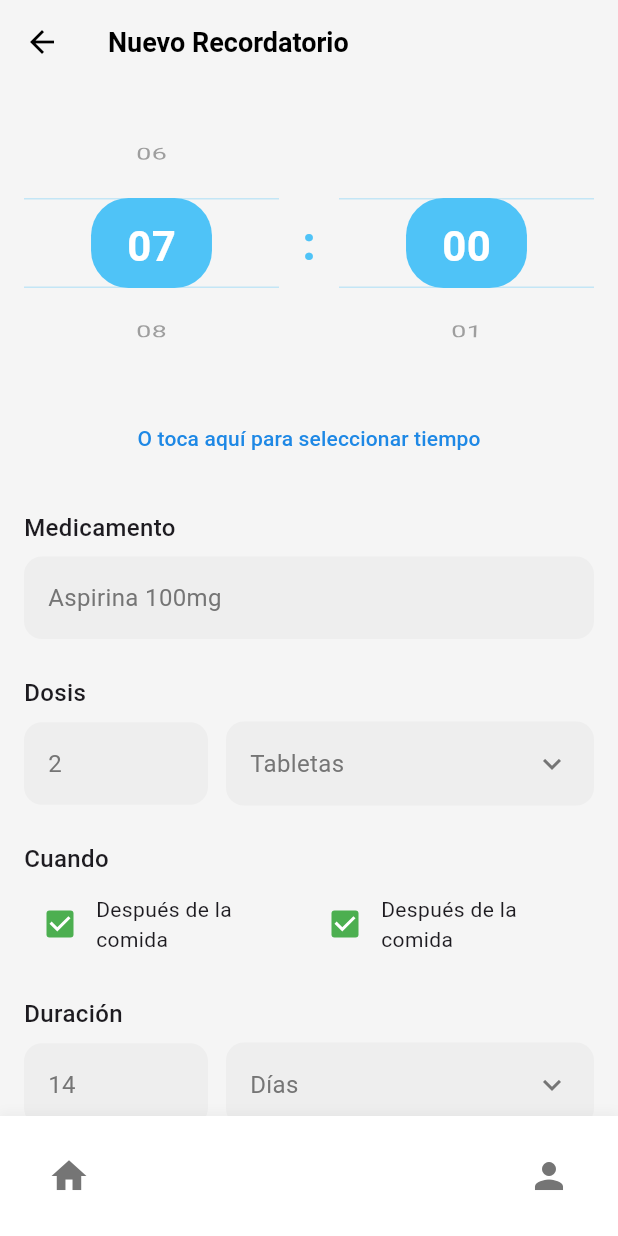
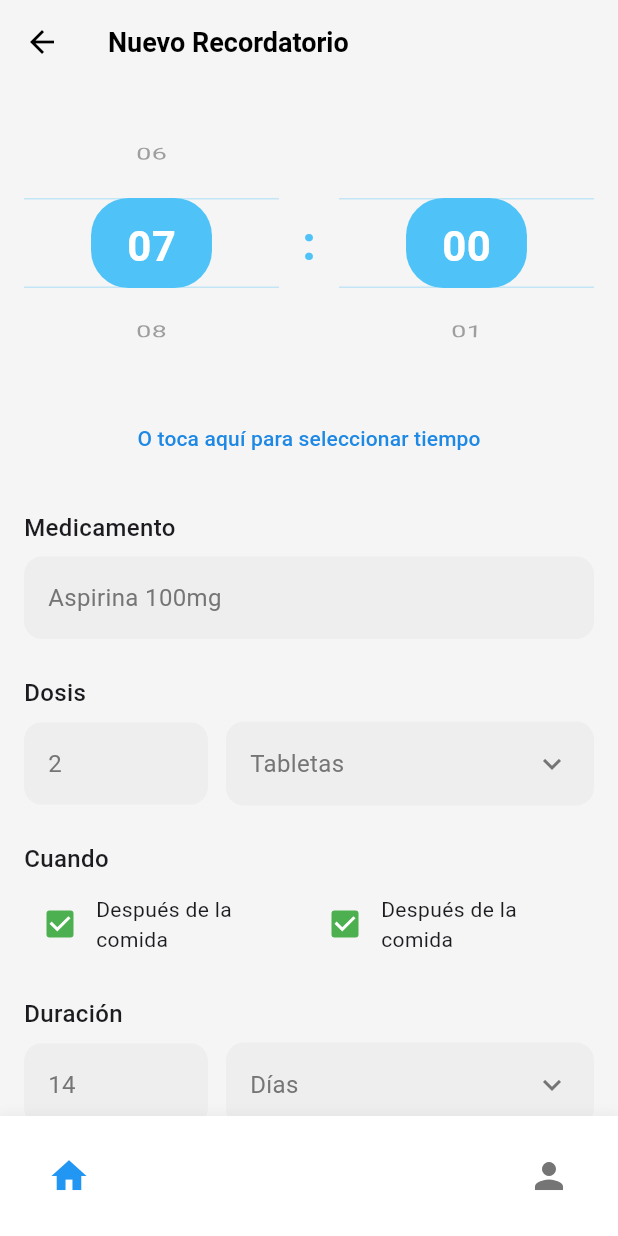
Before and after one commit to Diomastrio/medigo, a Flutter app: the CrearRecordatorioScreen screen opened directly, on a phone screen of 412 x 824 dp. Run offline on Flutter 3.47's test engine with Material 3 defaults, Android fonts, the phone set to English and light mode, and no system bars; our stand-ins replace shared_preferences; accounts and stored records are empty.

Commit message:
Implement custom bottom navigation bar and integrate it into home and reminder screens

```diff
--- a/lib/screens/recordatorio_screen.dart
+++ b/lib/screens/recordatorio_screen.dart
@@ -1,5 +1,6 @@
 import 'package:flutter/material.dart';
 import '../widgets/custom_time_picker.dart';
+import '../widgets/custom_bottom_nav_bar.dart';
 
 class CrearRecordatorioScreen extends StatefulWidget {
   @override
@@ -17,6 +18,7 @@ class _CrearRecordatorioScreenState extends State<CrearRecordatorioScreen> {
   int duration = 14;
   String durationType = "Días";
   int selectedIconIndex = 0;
+  int _currentNavIndex = 0;
 
   List<IconData> medicationIcons = [
     Icons.medication,
@@ -24,6 +26,19 @@ class _CrearRecordatorioScreenState extends State<CrearRecordatorioScreen> {
     Icons.health_and_safety,
     Icons.medical_services,
   ];
+
+  void _onNavTap(int index) {
+    setState(() {
+      _currentNavIndex = index;
+    });
+    if (index == 0) {
+      Navigator.of(context).pop(); // Go back to home
+    } else if (index == 1) {
+      ScaffoldMessenger.of(context).showSnackBar(
+        SnackBar(content: Text('Perfil seleccionado')),
+      );
+    }
+  }
 
   @override
   Widget build(BuildContext context) {
@@ -82,7 +97,10 @@ class _CrearRecordatorioScreenState extends State<CrearRecordatorioScreen> {
           ],
         ),
       ),
-      bottomNavigationBar: _buildBottomNavBar(),
+      bottomNavigationBar: CustomBottomNavBar(
+        currentIndex: _currentNavIndex,
+        onTap: _onNavTap,
+      ),
     );
   }
 
@@ -360,31 +378,6 @@ class _CrearRecordatorioScreenState extends State<CrearRecordatorioScreen> {
       ),
     );
   }
-
-  Widget _buildBottomNavBar() {
-    return Container(
-      height: 80,
-      padding: EdgeInsets.symmetric(horizontal: 32),
-      decoration: BoxDecoration(
-        color: Colors.white,
-        boxShadow: [
-          BoxShadow(
-            color: Colors.grey.withOpacity(0.1),
-            spreadRadius: 1,
-            blurRadius: 5,
-            offset: Offset(0, -2),
-          ),
-        ],
-      ),
-      child: Row(
-        mainAxisAlignment: MainAxisAlignment.spaceBetween,
-        children: [
-          Icon(Icons.home, size: 28, color: Colors.grey[600]),
-          Icon(Icons.person, size: 28, color: Colors.grey[600]),
-        ],
-      ),
-    );
-  }
 }
 
 // Para usar en tu app principal
--- /dev/null
+++ b/lib/widgets/custom_bottom_nav_bar.dart
@@ -0,0 +1,52 @@
+import 'package:flutter/material.dart';
+
+class CustomBottomNavBar extends StatelessWidget {
+  final int currentIndex;
+  final Function(int)? onTap;
+
+  const CustomBottomNavBar({
+    Key? key,
+    this.currentIndex = 0,
+    this.onTap,
+  }) : super(key: key);
+
+  @override
+  Widget build(BuildContext context) {
+    return Container(
+      height: 80,
+      padding: EdgeInsets.symmetric(horizontal: 32),
+      decoration: BoxDecoration(
+        color: Colors.white,
+        boxShadow: [
+          BoxShadow(
+            color: Colors.grey.withOpacity(0.1),
+            spreadRadius: 1,
+            blurRadius: 5,
+            offset: Offset(0, -2),
+          ),
+        ],
+      ),
+      child: Row(
+        mainAxisAlignment: MainAxisAlignment.spaceBetween,
+        children: [
+          GestureDetector(
+            onTap: () => onTap?.call(0),
+            child: Icon(
+              Icons.home,
+              size: 28,
+              color: currentIndex == 0 ? Colors.blue : Colors.grey[600],
+            ),
+          ),
+          GestureDetector(
+            onTap: () => onTap?.call(1),
+            child: Icon(
+              Icons.person,
+              size: 28,
+              color: currentIndex == 1 ? Colors.blue : Colors.grey[600],
+            ),
+          ),
+        ],
+      ),
+    );
+  }
+}
```
Also changed, not shown: lib/screens/home_screen.dart (+18 -9 lines).
